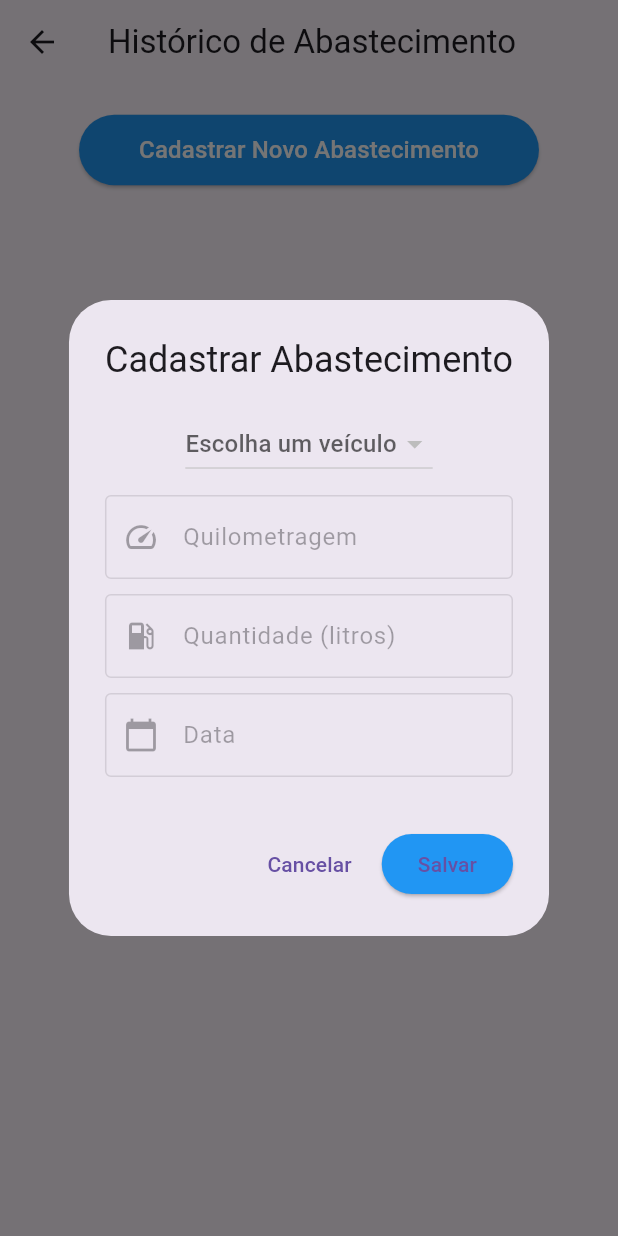
After one commit to DilkerWinter/gerenciamento_veiculos, a Flutter app: the AbastecimentoScreen screen opened directly, after a tap on "Cadastrar Novo Abastecimento", on a phone screen of 412 x 824 dp. The commit adds this screen. Run offline on Flutter 3.47's test engine with Material 3 defaults, Android fonts, the phone set to English and light mode, and no system bars; our stand-ins replace cloud_firestore, firebase_auth, firebase_core; accounts and stored records are empty.

Commit message:
Finalizando projeto adicionando sistema de abastecimento

```diff
--- /dev/null
+++ b/lib/Model/Abastecimento.dart
@@ -0,0 +1,42 @@
+import 'package:gerenciamento_veiculos/Model/Veiculo.dart';
+
+class Abastecimento {
+  String dataAbastecimento;
+  int quantidadeLitros;
+  int km;
+  late Veiculo veiculo;
+
+  Abastecimento({
+    required this.dataAbastecimento,
+    required this.quantidadeLitros,
+    required this.km,
+    required this.veiculo,
+  });
+
+  factory Abastecimento.fromMap(Map<String, dynamic> map, String veiculoId, String veiculoNome) {
+    Veiculo veiculo = Veiculo(
+      id: veiculoId,
+      nome: veiculoNome,
+      marca: map['veiculoMarca'] ?? '',
+      ano: map['veiculoAno'] ?? '',
+      placa: map['veiculoPlaca'] ?? '',
+      usuarioId: map['veiculoUsuarioId'] ?? '',
+      kmAtual: map['veiculoKmAtual'] ?? 0,
+    );
+
+    return Abastecimento(
+      dataAbastecimento: map['dataAbastecimento'] ?? '',
+      quantidadeLitros: map['quantidadeLitros'] ?? 0,
+      km: map['km'] ?? 0,
+      veiculo: veiculo,
+    );
+  }
+
+  Map<String, dynamic> toMap() {
+    return {
+      'dataAbastecimento': dataAbastecimento,
+      'quantidadeLitros': quantidadeLitros,
+      'km': km,
+    };
+  }
+}
--- a/lib/Model/Veiculo.dart
+++ b/lib/Model/Veiculo.dart
@@ -1,3 +1,5 @@
+import 'package:gerenciamento_veiculos/Model/Abastecimento.dart';
+
 class Veiculo {
   String id;
   String nome;
@@ -6,8 +8,8 @@ class Veiculo {
   String placa;
   String usuarioId;
   int kmAtual;
-  int? kmAnterior;
   double? mediaConsumo;
+  List<Abastecimento> abastecimentos;
 
   Veiculo({
     required this.id,
@@ -17,8 +19,8 @@ class Veiculo {
     required this.placa,
     required this.usuarioId,
     required this.kmAtual,
-    this.kmAnterior,
     this.mediaConsumo,
+    this.abastecimentos = const [],
   });
 
   Map<String, dynamic> toMap() {
@@ -29,12 +31,19 @@ class Veiculo {
       'placa': placa,
       'usuarioId': usuarioId,
       'kmAtual': kmAtual,
-      'kmAnterior': kmAnterior,
       'mediaConsumo': mediaConsumo,
+      'abastecimentos': abastecimentos.map((ab) => ab.toMap()).toList(),
     };
   }
 
   factory Veiculo.fromMap(Map<String, dynamic> map, String id) {
+    var abastecimentosList = <Abastecimento>[];
+    if (map['abastecimentos'] != null) {
+      abastecimentosList = List<Abastecimento>.from(
+        map['abastecimentos'].map((ab) => Abastecimento.fromMap(ab, id, map['nome'])),
+      );
+    }
+
     return Veiculo(
       id: id,
       nome: map['nome'] ?? '',
@@ -43,9 +52,8 @@ class Veiculo {
       placa: map['placa'] ?? '',
       usuarioId: map['usuarioId'] ?? '',
       kmAtual: map['kmAtual'] ?? 0,
-      kmAnterior: map['kmAnterior'] != null ? map['kmAnterior'] as int : null,
-      mediaConsumo:
-          map['mediaConsumo'] != null ? map['mediaConsumo'] as double : null,
+      mediaConsumo: map['mediaConsumo'] != null ? map['mediaConsumo'] as double : null,
+      abastecimentos: abastecimentosList,
     );
   }
 }
--- /dev/null
+++ b/lib/Screen/Gerenciador-Veiculos/abastecimentoScreen/abastecimentoDialog.dart
@@ -0,0 +1,189 @@
+import 'package:flutter/material.dart';
+import 'package:gerenciamento_veiculos/Model/Abastecimento.dart';
+import 'package:gerenciamento_veiculos/Model/Veiculo.dart';
+import 'package:gerenciamento_veiculos/controller/AbastecimentoController.dart';
+import 'package:gerenciamento_veiculos/controller/VeiculoController.dart';
+
+
+class AbastecimentoDialog extends StatefulWidget {
+  const AbastecimentoDialog({super.key});
+
+  @override
+  _AbastecimentoDialogState createState() => _AbastecimentoDialogState();
+}
+
+class _AbastecimentoDialogState extends State<AbastecimentoDialog> {
+  final VeiculoController veiculoController = VeiculoController();
+
+  List<Veiculo> veiculos = [];
+  Veiculo? veiculoSelecionado;
+
+  final TextEditingController quilometragemController = TextEditingController();
+  final TextEditingController quantidadeController = TextEditingController();
+  final TextEditingController dataController = TextEditingController();
+
+  @override
+  void initState() {
+    super.initState();
+    _carregarVeiculos();
+  }
+
+  void _carregarVeiculos() async {
+    List<Veiculo> veiculosEncontrados =
+        await veiculoController.buscarVeiculosUsuario();
+
+    setState(() {
+      veiculos = veiculosEncontrados;
+    });
+  }
+
+  @override
+  Widget build(BuildContext context) {
+    return AlertDialog(
+      title: Text('Cadastrar Abastecimento'),
+      content: SingleChildScrollView(
+        child: Column(
+          children: [
+            DropdownButton<Veiculo>(
+              hint: Text('Escolha um veículo'),
+              value: veiculoSelecionado,
+              onChanged: (Veiculo? novoVeiculo) {
+                setState(() {
+                  veiculoSelecionado = novoVeiculo;
+                  quilometragemController.text =
+                      veiculoSelecionado?.kmAtual.toString() ?? '';
+                });
+              },
+              items: veiculos.map((Veiculo veiculo) {
+                return DropdownMenuItem<Veiculo>(
+                  value: veiculo,
+                  child: Text(veiculo.nome),
+                );
+              }).toList(),
+            ),
+            SizedBox(height: 10),
+
+            TextField(
+              controller: quilometragemController,
+              decoration: InputDecoration(
+                labelText: 'Quilometragem',
+                prefixIcon: Icon(Icons.speed),
+                border: OutlineInputBorder(),
+              ),
+              keyboardType: TextInputType.number,
+              enabled: veiculoSelecionado !=
+                  null,
+            ),
+            SizedBox(height: 10),
+            TextField(
+              controller: quantidadeController,
+              decoration: InputDecoration(
+                labelText: 'Quantidade (litros)',
+                prefixIcon: Icon(Icons.local_gas_station),
+                border: OutlineInputBorder(),
+              ),
+              keyboardType: TextInputType.numberWithOptions(decimal: true),
+              enabled: veiculoSelecionado !=
+                  null,
+            ),
+            SizedBox(height: 10),
+
+            TextField(
+              controller: dataController,
+              decoration: InputDecoration(
+                labelText: 'Data',
+                prefixIcon: Icon(Icons.calendar_today),
+                border: OutlineInputBorder(),
+              ),
+              readOnly:
+                  true,
+              enabled: veiculoSelecionado !=
+                  null,
+              onTap: veiculoSelecionado == null
+                  ? null
+                  : () async {
+                      DateTime? dataSelecionada = await showDatePicker(
+                        context: context,
+                        initialDate: DateTime.now(),
+                        firstDate: DateTime(2000),
+                        lastDate: DateTime(2100),
+                      );
+                      if (dataSelecionada != null) {
+                        setState(() {
+                          dataController.text =
+                              "${dataSelecionada.day.toString().padLeft(2, '0')}/${dataSelecionada.month.toString().padLeft(2, '0')}/${dataSelecionada.year}";
+                        });
+                      }
+                    },
+            ),
+            SizedBox(height: 10),
+          ],
+        ),
+      ),
+      actions: [
+        TextButton(
+          onPressed: () {
+            Navigator.of(context).pop();
+          },
+          child: Text('Cancelar'),
+        ),
+        ElevatedButton(
+          onPressed: () {
+            if (_isCamposValidos()) {
+              String quilometragem = quilometragemController.text;
+              String quantidade = quantidadeController.text;
+              String data = dataController.text;
+
+              Abastecimento abastecimento = Abastecimento(
+                veiculo: veiculoSelecionado!,
+                dataAbastecimento: data,
+                quantidadeLitros: int.parse(quantidade),
+                km: int.parse(quilometragem),
+              );
+
+              AbastecimentoController abastecimentoController =
+                  AbastecimentoController();
+              abastecimentoController.cadastrarAbastecimento(abastecimento);
+
+              Navigator.of(context)
+                  .pop(true);
+            } else {
+              ScaffoldMessenger.of(context).showSnackBar(
+                SnackBar(
+                    content: Text('Verifique os dados e tente novamente.')),
+              );
+            }
+          },
+          child: Text('Salvar'),
+          style: ElevatedButton.styleFrom(backgroundColor: Colors.blue),
+        ),
+      ],
+    );
+  }
+
+  bool _isCamposValidos() {
+    if (veiculoSelecionado != null) {
+      int kmAtual = veiculoSelecionado!.kmAtual;
+      int kmInserido = int.tryParse(quilometragemController.text) ?? 0;
+      if (kmInserido <= kmAtual) {
+        ScaffoldMessenger.of(context).showSnackBar(
+          SnackBar(
+              content: Text(
+                  'A quilometragem deve ser maior que ${kmAtual.toString()}')),
+        );
+        return false;
+      }
+    }
+
+    if (quilometragemController.text.isEmpty ||
+        quantidadeController.text.isEmpty ||
+        dataController.text.isEmpty) {
+      ScaffoldMessenger.of(context).showSnackBar(
+        SnackBar(content: Text('Preencha todos os campos')),
+      );
+      return false;
+    }
+
+    return true;
+  }
+}
--- a/lib/Screen/Gerenciador-Veiculos/abastecimentoScreen/abastecimentoScreen.dart
+++ b/lib/Screen/Gerenciador-Veiculos/abastecimentoScreen/abastecimentoScreen.dart
@@ -1,19 +1,97 @@
 import 'package:flutter/material.dart';
+import 'package:gerenciamento_veiculos/Model/Abastecimento.dart';
+import 'package:gerenciamento_veiculos/Screen/Gerenciador-Veiculos/abastecimentoScreen/abastecimentoCard.dart';
+import 'package:gerenciamento_veiculos/Screen/Gerenciador-Veiculos/abastecimentoScreen/abastecimentoDialog.dart';
+import 'package:gerenciamento_veiculos/controller/AbastecimentoController.dart';
 
-class AbastecimentoScreen extends StatelessWidget {
+class AbastecimentoScreen extends StatefulWidget {
   const AbastecimentoScreen({super.key});
+
+  @override
+  _AbastecimentoScreenState createState() => _AbastecimentoScreenState();
+}
+
+class _AbastecimentoScreenState extends State<AbastecimentoScreen> {
+  final AbastecimentoController abastecimentoController = AbastecimentoController();
+  late Future<List<Abastecimento>> _abastecimentosFuture;
+
+  @override
+  void initState() {
+    super.initState();
+    _abastecimentosFuture = abastecimentoController.buscarAbastecimentoPorVeiculo();
+  }
+
+  void _recarregarAbastecimentos() {
+    setState(() {
+      _abastecimentosFuture = abastecimentoController.buscarAbastecimentoPorVeiculo();
+    });
+  }
 
   @override
   Widget build(BuildContext context) {
     return Scaffold(
+      appBar: AppBar(
+        title: Text('Histórico de Abastecimento'),
+      ),
+      body: Center(
+        child: Padding(
+          padding: const EdgeInsets.only(top: 20),
+          child: Column(
+            children: [
+              ElevatedButton(
+                onPressed: () async {
+                  bool? result = await showDialog(
+                    context: context,
+                    builder: (BuildContext context) {
+                      return AbastecimentoDialog();
+                    },
+                  );
 
-      body: Center(
-        child: Text(
-          'Esta é a AbastecimentoScreen',
-          style: TextStyle(
-            fontSize: 20,
-            fontWeight: FontWeight.bold,
-            color: Colors.black,
+                  if (result == true) {
+                    _recarregarAbastecimentos();
+                  }
+                },
+                child: Text(
+                  'Cadastrar Novo Abastecimento',
+                  style: TextStyle(color: Colors.white, fontSize: 16),
+                ),
+                style: ElevatedButton.styleFrom(
+                  backgroundColor: Colors.blue,
+                  padding: EdgeInsets.symmetric(horizontal: 40, vertical: 12),
+                ),
+              ),
+              SizedBox(height: 20),
+              Expanded(
+                child: FutureBuilder<List<Abastecimento>>(
+                  future: _abastecimentosFuture,
+                  builder: (context, snapshot) {
+                    if (snapshot.connectionState == ConnectionState.waiting) {
+                      return Column(
+                        mainAxisAlignment: MainAxisAlignment.center,
+                        children: [
+                          CircularProgressIndicator(),
+                          SizedBox(height: 10),
+                          Text('Carregando histórico de abastecimento...'),
+                        ],
+                      );
+                    } else if (snapshot.hasError) {
+                      return Center(child: Text('Erro ao carregar abastecimentos'));
+                    } else if (!snapshot.hasData || snapshot.data!.isEmpty) {
+                      return Center(child: Text('Nenhum abastecimento encontrado'));
+                    } else {
+                      List<Abastecimento> abastecimentos = snapshot.data!;
+                      return ListView.builder(
+                        itemCount: abastecimentos.length,
+                        itemBuilder: (context, index) {
+                          Abastecimento abastecimento = abastecimentos[index];
+                          return AbastecimentoCard(abastecimento: abastecimento);
+                        },
+                      );
+                    }
+                  },
+                ),
+              ),
+            ],
           ),
         ),
       ),
--- a/lib/Screen/Gerenciador-Veiculos/veiculoScreen/adicionarVeiculosScreen.dart
+++ b/lib/Screen/Gerenciador-Veiculos/veiculoScreen/adicionarVeiculosScreen.dart
@@ -1,5 +1,5 @@
 import 'package:flutter/material.dart';
-import 'package:gerenciamento_veiculos/controller/VeiculoController.dart';  // Certifique-se de importar o controlador
+import 'package:gerenciamento_veiculos/controller/VeiculoController.dart';
 
 class AdicionarVeiculosScreen extends StatefulWidget {
   const AdicionarVeiculosScreen({super.key});
--- /dev/null
+++ b/lib/controller/AbastecimentoController.dart
@@ -0,0 +1,83 @@
+import 'package:cloud_firestore/cloud_firestore.dart';
+import 'package:firebase_auth/firebase_auth.dart';
+import 'package:gerenciamento_veiculos/Model/Abastecimento.dart';
+import 'package:gerenciamento_veiculos/Model/Veiculo.dart';
+import 'package:gerenciamento_veiculos/controller/VeiculoController.dart';
+
+class AbastecimentoController {
+  final FirebaseFirestore _firestore = FirebaseFirestore.instance;
+  final FirebaseAuth _auth = FirebaseAuth.instance;
+
+  Future<bool> cadastrarAbastecimento(Abastecimento abastecimento) async {
+    try {
+      User? user = _auth.currentUser;
+      if (user == null) {
+        print("Nenhum usuário logado.");
+        return false;
+      }
+
+      String usuarioId = user.uid;
+
+      CollectionReference abastecimentos = _firestore.collection('abastecimentos');
+
+      Map<String, dynamic> dadosAbastecimento = {
+        'usuarioId': usuarioId,
+        'dataAbastecimento': abastecimento.dataAbastecimento,
+        'quantidadeLitros': abastecimento.quantidadeLitros,
+        'km': abastecimento.km,
+        'veiculoId': abastecimento.veiculo.id,
+      };
+
+      await abastecimentos.add(dadosAbastecimento);
+
+      double mediaConsumoNovo = (abastecimento.km - abastecimento.veiculo.kmAtual) /
+          abastecimento.quantidadeLitros;
+      abastecimento.veiculo.kmAtual = abastecimento.km;
+
+      VeiculoController veiculoController = VeiculoController();
+      await veiculoController.atualizarKmConsumoVeiculo(
+          abastecimento.veiculo, mediaConsumoNovo);
+
+      abastecimento.veiculo.abastecimentos.add(abastecimento);
+
+      return true;
+    } catch (e) {
+      print("Erro ao cadastrar abastecimento: $e");
+      return false;
+    }
+  }
+
+  Future<List<Abastecimento>> buscarAbastecimentoPorVeiculo() async {
+    try {
+      VeiculoController veiculoController = VeiculoController();
+
+      List<Veiculo> veiculos = await veiculoController.buscarVeiculosUsuario();
+
+      List<Abastecimento> listaAbastecimentos = [];
+
+      for (var veiculo in veiculos) {
+        CollectionReference abastecimentos = _firestore.collection('abastecimentos');
+
+        QuerySnapshot querySnapshot = await abastecimentos
+            .where('veiculoId', isEqualTo: veiculo.id)
+            .orderBy('dataAbastecimento', descending: true)
+            .get();
+
+        for (var doc in querySnapshot.docs) {
+          Map<String, dynamic>? dados = doc.data() as Map<String, dynamic>?;
+
+          if (dados != null) {
+            listaAbastecimentos.add(Abastecimento.fromMap(dados, veiculo.id, veiculo.nome));
+          } else {
+            print("Documento com dados nulos encontrado: ${doc.id}");
+          }
+        }
+      }
+
+      return listaAbastecimentos;
+    } catch (e) {
+      print("Erro ao buscar abastecimentos: $e");
+      return [];
+    }
+  }
+}
```
Also changed, not shown: lib/Screen/Gerenciador-Veiculos/abastecimentoScreen/abastecimentoCard.dart (added, +66 -0 lines), lib/controller/VeiculoController.dart (+31 -0 lines).
